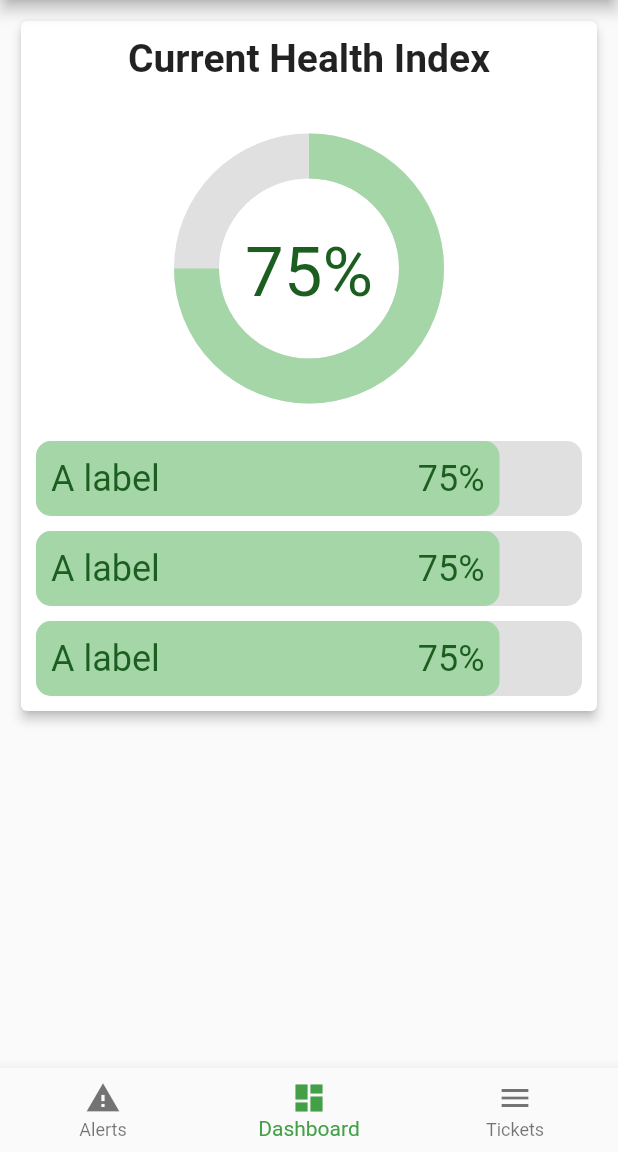
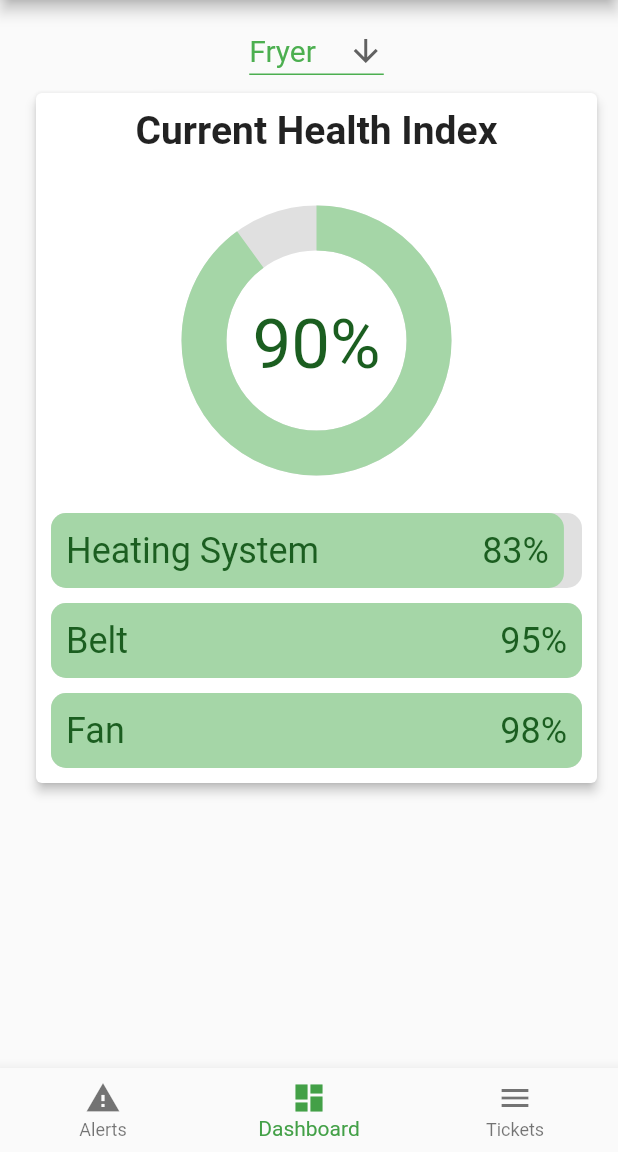
Before and after one commit to teruya-gustavo/flutter_caselet, a Flutter app: the screen it shows after launch, item 2 of the bottom bar chosen, on a phone screen of 412 x 824 dp, the part 84-1236 px from its top. Run offline on Flutter 3.47's test engine with Material 2 defaults, Android fonts, the light colour scheme and no system bars; our stand-ins replace flutter_slidable.

Commit message:
feat: added dashboard page

```diff
--- a/lib/alert_card.dart
+++ b/lib/alert_card.dart
@@ -1,7 +1,7 @@
 import 'package:flutter/material.dart';
 import 'package:flutter_slidable/flutter_slidable.dart';
 
-import 'models/Alert.dart';
+import 'models/alert.dart';
 
 class AlertCard extends StatefulWidget {
   final Alert alert;
@@ -50,6 +50,7 @@ class AlertCardState extends State<AlertCard> {
           ],
         ),
         child: Card(
+          elevation: 3,
           child: Row(
             children: [
               Padding(
--- a/lib/labeled_circular_progress.dart
+++ b/lib/labeled_circular_progress.dart
@@ -19,7 +19,7 @@ class LabeledCircularProgress extends StatelessWidget {
                 width: 150,
                 height: 150,
                 child: CircularProgressIndicator(
-                  value: progress,
+                  value: progress / 100,
                   backgroundColor: Colors.grey[300],
                   color: Colors.green[200],
                   strokeWidth: 30,
@@ -35,7 +35,7 @@ class LabeledCircularProgress extends StatelessWidget {
               height: 100,
             ),
             Text(
-              "${(progress * 100).round().toString()}%",
+              "${progress.toInt()}%",
               style: TextStyle(fontSize: 46, color: Colors.green[900]),
               textAlign: TextAlign.center,
             ),
--- a/lib/labeled_gauge.dart
+++ b/lib/labeled_gauge.dart
@@ -20,7 +20,7 @@ class LabeledGauge extends StatelessWidget {
         decoration: BoxDecoration(
             color: Colors.green[200],
             borderRadius: const BorderRadius.all(Radius.circular(10))),
-        width: MediaQuery.of(context).size.width * percentage,
+        width: MediaQuery.of(context).size.width * (percentage / 100),
         child: Flex(
           direction: Axis.horizontal,
           mainAxisAlignment: MainAxisAlignment.spaceBetween,
@@ -39,7 +39,7 @@ class LabeledGauge extends StatelessWidget {
             Padding(
               padding: const EdgeInsets.fromLTRB(0, 0, 10, 0),
               child: Text(
-                "${(percentage * 100).round().toString()}%",
+                "${percentage.toInt()}%",
                 textAlign: TextAlign.center,
                 style: TextStyle(
                   color: Colors.green[900],
--- /dev/null
+++ b/lib/machine_summary_card.dart
@@ -0,0 +1,40 @@
+import 'package:flutter/material.dart';
+
+import 'labeled_circular_progress.dart';
+import 'labeled_gauge.dart';
+import 'models/machine_summary.dart';
+
+class MachineSummaryCard extends StatelessWidget {
+  final MachineSummary machineSummary;
+  const MachineSummaryCard(this.machineSummary, {super.key});
+
+  @override
+  Widget build(BuildContext context) {
+    return Card(
+      elevation: 3,
+      color: Colors.white,
+      child: Padding(
+        padding: const EdgeInsets.all(10),
+        child: Column(
+          children: [
+            const Text(
+              "Current Health Index",
+              style: TextStyle(fontWeight: FontWeight.bold, fontSize: 26),
+            ),
+            LabeledCircularProgress(machineSummary.currentHealthIndex),
+            Padding(
+              padding: const EdgeInsets.fromLTRB(0, 0, 0, 10),
+              child: LabeledGauge(
+                  machineSummary.heatingSystemIndex, "Heating System"),
+            ),
+            Padding(
+              padding: const EdgeInsets.fromLTRB(0, 0, 0, 10),
+              child: LabeledGauge(machineSummary.beltIndex, "Belt"),
+            ),
+            LabeledGauge(machineSummary.fanIndex, "Fan"),
+          ],
+        ),
+      ),
+    );
+  }
+}
--- a/lib/main.dart
+++ b/lib/main.dart
@@ -57,7 +57,7 @@ class _MyHomePageState extends State<MyHomePage> {
         backgroundColor: Colors.green,
       ),
       body: Padding(
-        padding: const EdgeInsets.fromLTRB(10, 0, 10, 0),
+        padding: const EdgeInsets.fromLTRB(20, 10, 10, 20),
         child: Column(
           mainAxisAlignment: MainAxisAlignment.spaceBetween,
           children: <Widget>[pages[selectedPageIndex]],
--- a/lib/models/Alert.dart
+++ b/lib/models/Alert.dart
@@ -9,8 +9,6 @@ class Alert {
   final IconData? icon;
   final Color? color;
 
-  Alert(this.title, this.subtitle, this.icon, this.color);
-
   Alert.fromJson(Map<String, dynamic> json)
       : title = json["title"],
         subtitle = json["subtitle"],
--- /dev/null
+++ b/lib/models/machine_summary.dart
@@ -0,0 +1,16 @@
+class MachineSummary {
+  final String name;
+  final double currentHealthIndex;
+  final double heatingSystemIndex;
+  final double beltIndex;
+  final double fanIndex;
+  final double downtimeChance;
+
+  MachineSummary.fromJson(Map<String, dynamic> json)
+      : name = json["machine_name"],
+        currentHealthIndex = json["current_health_index"].toDouble(),
+        heatingSystemIndex = json["heating_system_index"].toDouble(),
+        beltIndex = json["belt_index"].toDouble(),
+        fanIndex = json["fan_index"].toDouble(),
+        downtimeChance = json["downtime_chance"].toDouble();
+}
--- a/lib/pages/alert_page.dart
+++ b/lib/pages/alert_page.dart
@@ -14,6 +14,6 @@ class AlertPage extends StatefulWidget {
 class _AlertPageState extends State {
   @override
   Widget build(BuildContext context) {
-    return Column(children: [PriorityInfo(), AlertsList()]);
+    return Column(children: [PriorityInfo(), const AlertsList()]);
   }
 }
--- a/lib/pages/dashboard_page.dart
+++ b/lib/pages/dashboard_page.dart
@@ -1,6 +1,9 @@
+import 'dart:convert';
+
 import 'package:flutter/material.dart';
-import 'package:flutter_caselet/labeled_circular_progress.dart';
-import 'package:flutter_caselet/labeled_gauge.dart';
+import 'package:flutter/services.dart';
+import 'package:flutter_caselet/machine_summary_card.dart';
+import 'package:flutter_caselet/models/machine_summary.dart';
 
 class DashboardPage extends StatefulWidget {
   const DashboardPage({super.key});
@@ -10,39 +13,68 @@ class DashboardPage extends StatefulWidget {
 }
 
 class DashboardPageState extends State<DashboardPage> {
+  List<MachineSummary> dashboardData = [];
+  MachineSummary? selectedMachineData;
+
+  Future<void> getMachineSummaryListFromJson() async {
+    final String response =
+        await rootBundle.loadString('data/dashboard_data.json');
+    final Map<String, dynamic> machineSummaryDataJson =
+        await json.decode(response);
+
+    setState(() {
+      dashboardData = [
+        MachineSummary.fromJson(machineSummaryDataJson["fryer"]),
+        MachineSummary.fromJson(machineSummaryDataJson["freezer"]),
+        MachineSummary.fromJson(machineSummaryDataJson["oven"]),
+      ];
+      selectedMachineData = dashboardData[0];
+    });
+  }
+
+  @override
+  void initState() {
+    super.initState();
+    WidgetsBinding.instance.addPostFrameCallback((_) async {
+      await getMachineSummaryListFromJson();
+    });
+  }
+
+  void doNothing(String? machineName) {
+    var machineData =
+        dashboardData.firstWhere((element) => element.name == machineName);
+    setState(() {
+      selectedMachineData = machineData;
+    });
+  }
+
   @override
   Widget build(BuildContext context) {
-    return Padding(
-      padding: const EdgeInsets.fromLTRB(0, 10, 0, 0),
-      child: Column(
-        children: [
-          Card(
-            elevation: 3,
-            color: Colors.white,
-            child: Padding(
-              padding: const EdgeInsets.all(10),
-              child: Column(
-                children: const [
-                  Text(
-                    "Current Health Index",
-                    style: TextStyle(fontWeight: FontWeight.bold, fontSize: 26),
-                  ),
-                  LabeledCircularProgress(.75),
-                  Padding(
-                    padding: EdgeInsets.fromLTRB(0, 0, 0, 10),
-                    child: LabeledGauge(.75, "A label"),
-                  ),
-                  Padding(
-                    padding: EdgeInsets.fromLTRB(0, 0, 0, 10),
-                    child: LabeledGauge(.75, "A label"),
-                  ),
-                  LabeledGauge(.75, "A label"),
-                ],
-              ),
+    print(dashboardData);
+    return Column(
+      children: [
+        DropdownButton(
+            value: selectedMachineData?.name,
+            icon: const Icon(Icons.arrow_downward),
+            elevation: 16,
+            style: const TextStyle(color: Colors.green),
+            underline: Container(
+              height: 1,
+              color: Colors.green,
             ),
-          ),
-        ],
-      ),
+            items: dashboardData.map<DropdownMenuItem<String>>((x) {
+              return DropdownMenuItem(
+                value: x.name,
+                child: Text(
+                  x.name,
+                  style: const TextStyle(fontSize: 20),
+                ),
+              );
+            }).toList(),
+            onChanged: doNothing),
+        if (selectedMachineData != null)
+          MachineSummaryCard(selectedMachineData as MachineSummary),
+      ],
     );
   }
 }
--- a/pubspec.yaml
+++ b/pubspec.yaml
@@ -63,6 +63,7 @@ flutter:
   # To add assets to your application, add an assets section, like this:
   assets:
     - data/alerts_data.json
+    - data/dashboard_data.json
 
   # An image asset can refer to one or more resolution-specific "variants", see
   # https://flutter.dev/assets-and-images/#resolution-aware
```
Also changed, not shown: lib/alerts_list.dart (+5 -4 lines), lib/models/ticket.dart (added, +14 -0 lines), lib/pages/tickets_page.dart (+9 -1 lines).
